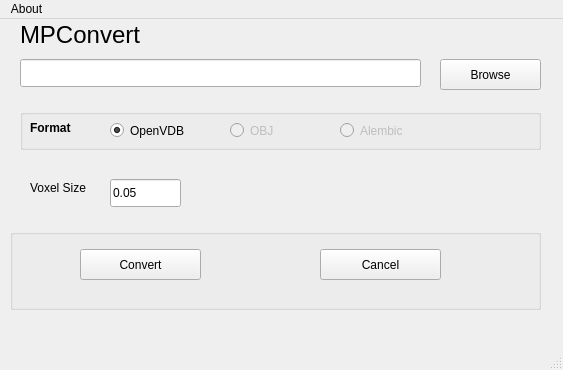
Above: maya/python/mpconvertForMaya/ui/mpconvertForMaya.ui from kcoley/MeshPotato before the change. Below: the same form after it.
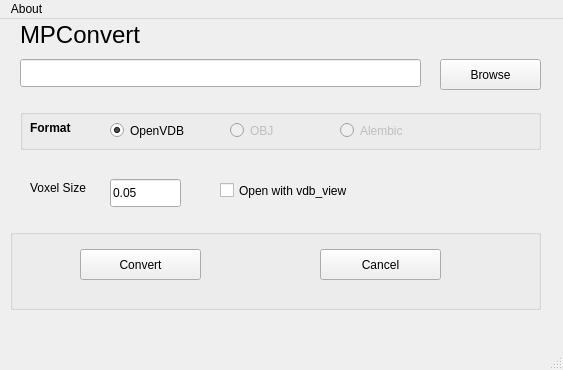
That is the form after the change.

Commit message: Added vdb_view checkbox to mpconvert for maya

```diff
--- a/maya/python/mpconvertForMaya/ui/mpconvertForMaya.ui
+++ b/maya/python/mpconvertForMaya/ui/mpconvertForMaya.ui
@@ -212,6 +212,19 @@
      <string>MPConvert</string>
     </property>
    </widget>
+   <widget class="QCheckBox" name="vdbViewCheckBox">
+    <property name="geometry">
+     <rect>
+      <x>220</x>
+      <y>160</y>
+      <width>181</width>
+      <height>23</height>
+     </rect>
+    </property>
+    <property name="text">
+     <string>Open with vdb_view</string>
+    </property>
+   </widget>
   </widget>
   <widget class="QMenuBar" name="menubar">
    <property name="geometry">
```
The commit also changes 2 other files.
